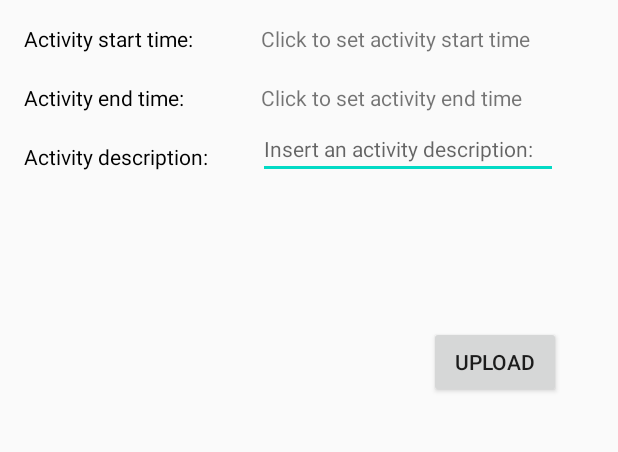
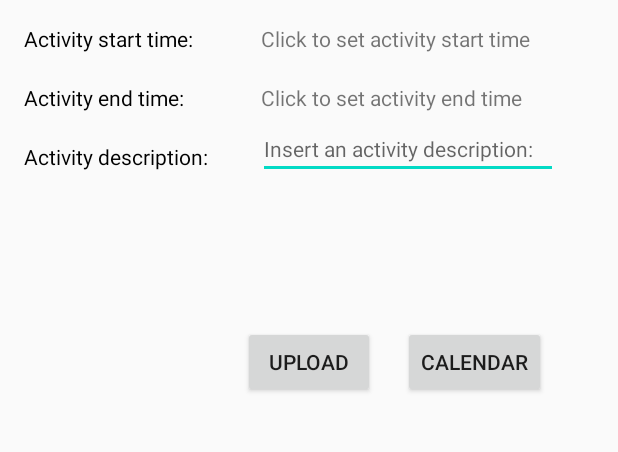
Before and after one commit to praeveen099/Schedule, an Android app: the screen it shows after launch (MainActivity), after a tap on "UPLOAD", on a phone screen of 412 x 824 dp, the part 167-619 px from its top. Run offline under Robolectric (Android 15) with nearby library versions, the phone set to English and light mode, and no system bars.

Commit message:
Have a button to go to the schedule page, and the
confirm button will not do the redirect anymore

```diff
--- a/app/src/main/java/com/example/schedule/DisplayScheduleActivity.java
+++ b/app/src/main/java/com/example/schedule/DisplayScheduleActivity.java
@@ -33,7 +33,7 @@ public class DisplayScheduleActivity extends AppCompatActivity {
 
         // Get the Intent that started this activity and extract the string
         Intent intent = getIntent();
-        String message = intent.getStringExtra(MainActivity.EXTRA_MESSAGE);
+        // String message = intent.getStringExtra(MainActivity.EXTRA_MESSAGE);
 
         // an array list that contains the 7 days and dates after today
         ArrayList<ExampleItem> listOfDayAndDate = new ArrayList<>();
--- a/app/src/main/java/com/example/schedule/MainActivity.java
+++ b/app/src/main/java/com/example/schedule/MainActivity.java
@@ -28,14 +28,14 @@ import static android.view.View.generateViewId;
 
 public class MainActivity extends AppCompatActivity implements View.OnClickListener
 {
-    public static final String EXTRA_MESSAGE = "com.example.myfirstapp.MESSAGE";
+    // public static final String EXTRA_MESSAGE = "com.example.myfirstapp.MESSAGE";
 
     // the text box that will hold the beginning time of the activity
     TextView beginDateTxt, activityStartTimeTxt, activityEndTimeTxt, stringDate;
     EditText activityDescriptionTxt;
     View aboveDateDivider, belowDateDivider;
     private int currentYear, currentMonth, currentDay, currentHour, currentMinute;
-    Button uploadButton, confirmButton, cancelButton;
+    Button uploadButton, confirmButton, cancelButton, calendarButton;
 
     @SuppressLint("ResourceType")
     @Override
@@ -59,6 +59,7 @@ public class MainActivity extends AppCompatActivity implements View.OnClickListe
         uploadButton = findViewById(R.id.uploadButton);
         confirmButton = findViewById(R.id.confirmButton);
         cancelButton = findViewById(R.id.cancelButton);
+        calendarButton = findViewById(R.id.calendarButton);
 
         // get the dividers
         aboveDateDivider = findViewById(R.id.divider);
@@ -315,18 +316,16 @@ public class MainActivity extends AppCompatActivity implements View.OnClickListe
 
 
         } // if upload button is pressed
-        if (v == confirmButton)
+        if (v == calendarButton)
         {
             Intent intent = new Intent(this, DisplayScheduleActivity.class);
             // next bit is for testing purposes
-            String message= activityDescriptionTxt.getText().toString();
-            intent.putExtra(EXTRA_MESSAGE, message);
+            // String message= activityDescriptionTxt.getText().toString();
+            // intent.putExtra(EXTRA_MESSAGE, message);
             startActivity(intent);
 
 
-        }
-        //
-
+        } // calendar button
 
     } // onClick
 
--- a/app/src/main/res/layout/activity_main.xml
+++ b/app/src/main/res/layout/activity_main.xml
@@ -109,11 +109,22 @@
         android:text="@string/upload"
         app:layout_constraintBottom_toBottomOf="parent"
         app:layout_constraintEnd_toEndOf="parent"
-        app:layout_constraintHorizontal_bias="0.882"
+        app:layout_constraintHorizontal_bias="0.5"
         app:layout_constraintStart_toStartOf="parent"
         app:layout_constraintTop_toBottomOf="@+id/ScrollView01"
         app:layout_constraintVertical_bias="0.0" />
 
+
+    <Button
+        android:id="@+id/calendarButton"
+        android:layout_width="wrap_content"
+        android:layout_height="wrap_content"
+        android:text="@string/calendar"
+        android:onClick="onClick"
+        app:layout_constraintBottom_toBottomOf="@+id/uploadButton"
+        app:layout_constraintEnd_toEndOf="parent"
+        app:layout_constraintHorizontal_bias="0.28"
+        app:layout_constraintStart_toEndOf="@+id/uploadButton" />
 
     <ScrollView
         android:id="@+id/ScrollView01"
@@ -148,7 +159,7 @@
         <androidx.constraintlayout.widget.ConstraintLayout
             android:id="@+id/constraintLayoutToHoldActivities"
             android:layout_width="match_parent"
-            android:layout_height="wrap_content" >
+            android:layout_height="wrap_content">
 
             <TextView
                 android:id="@+id/stringDate"
--- a/app/src/main/res/values/strings.xml
+++ b/app/src/main/res/values/strings.xml
@@ -17,5 +17,6 @@
     <string name="confirm">Confirm</string>
     <string name="line_1">Line 1</string>
     <string name="line_2">Line 2</string>
+    <string name="calendar">Calendar</string>
 
 </resources>
```
